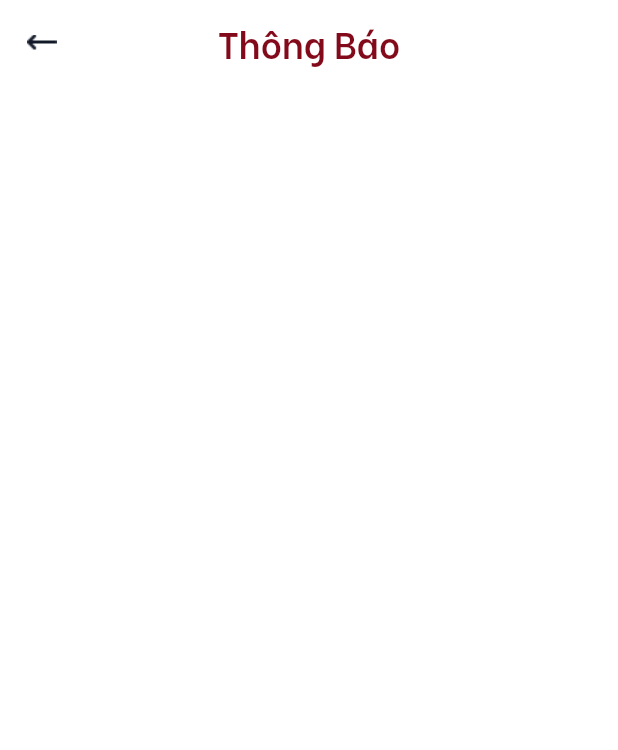
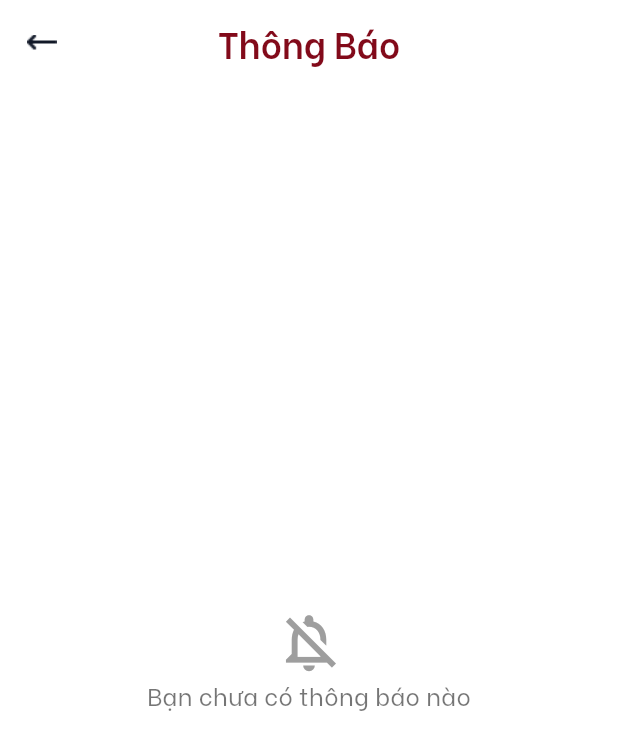
Before and after one commit to anhnbn-hs/mbosswater, a Flutter app: the NotificationPage screen opened by its route, on a phone screen of 412 x 824 dp. Shown: the top 750 px of the screen. Run offline on Flutter 3.47's test engine with Material 3 defaults, Android fonts, the phone set to English and light mode, and no system bars; our stand-ins replace bloc, cached_network_image, cloud_firestore, cloud_functions, device_preview, dio and 16 more; missing offline and left inert: email_otp, encrypt, mobile_scanner; accounts and stored records are empty.

```diff
--- a/lib/features/notification/notification_page.dart
+++ b/lib/features/notification/notification_page.dart
@@ -5,6 +5,7 @@ import 'package:intl/intl.dart';
 import 'package:mbosswater/core/styles/app_colors.dart';
 import 'package:mbosswater/core/styles/app_styles.dart';
 import 'package:mbosswater/core/widgets/leading_back_button.dart';
+import 'package:mbosswater/features/customer/presentation/widgets/customer_card_item_shimmer.dart';
 import 'package:mbosswater/features/notification/notification_cubit.dart';
 import 'package:mbosswater/features/notification/notification_state.dart';
 import 'package:mbosswater/features/user_info/presentation/bloc/user_info_bloc.dart';
@@ -52,10 +53,42 @@ class _NotificationPageState extends State<NotificationPage> {
     return BlocBuilder<NotificationCubit, NotificationState>(
       builder: (context, state) {
         if (state is NotificationLoading) {
-          return const Center(child: CircularProgressIndicator());
+          return ListView.builder(
+            itemCount: 8,
+            itemBuilder: (context, index) => Container(
+              margin: const EdgeInsets.symmetric(
+                horizontal: 20,
+                vertical: 5,
+              ),
+              child: const CustomerCardShimmer(),
+            ),
+          );
         }
 
-        if(state is NotificationLoaded){
+        if (state is NotificationLoaded) {
+          if (state.notifications.isEmpty) {
+            return const Center(
+              child: Column(
+                mainAxisAlignment: MainAxisAlignment.center,
+                children: [
+                  Icon(
+                    Icons.notifications_off_outlined,
+                    size: 46,
+                    color: Colors.grey,
+                  ),
+                  Text(
+                    "Bạn chưa có thông báo nào",
+                    style: TextStyle(
+                      color: Colors.black54,
+                      fontSize: 16,
+                      fontWeight: FontWeight.w400,
+                      fontFamily: "BeVietnam",
+                    ),
+                  )
+                ],
+              ),
+            );
+          }
           return Padding(
             padding: const EdgeInsets.symmetric(horizontal: 20, vertical: 10),
             child: ListView.builder(
@@ -91,12 +124,16 @@ class NotificationCard extends StatelessWidget {
 
   @override
   Widget build(BuildContext context) {
-    final dateFormat = DateFormat("hh:mm - dd/MM/yyyy").format(dateTime);
+    final dateFormat = DateFormat("hh:mm - dd/MM/yyyy").format(
+      dateTime.toUtc().add(
+            const Duration(hours: 7),
+          ),
+    );
     return Container(
       margin: const EdgeInsets.only(bottom: 20),
       padding: const EdgeInsets.symmetric(
         horizontal: 12,
-        vertical: 6,
+        vertical: 10,
       ),
       decoration: BoxDecoration(
         color: const Color(0xffFAFAFA),
```
Also changed, not shown: lib/features/guarantee/presentation/page/guarantee_activate_page.dart (+32 -4 lines), lib/features/notification/notification_cubit.dart (+16 -0 lines), lib/features/notification/notification_model.dart (+9 -0 lines), 1 other file.
